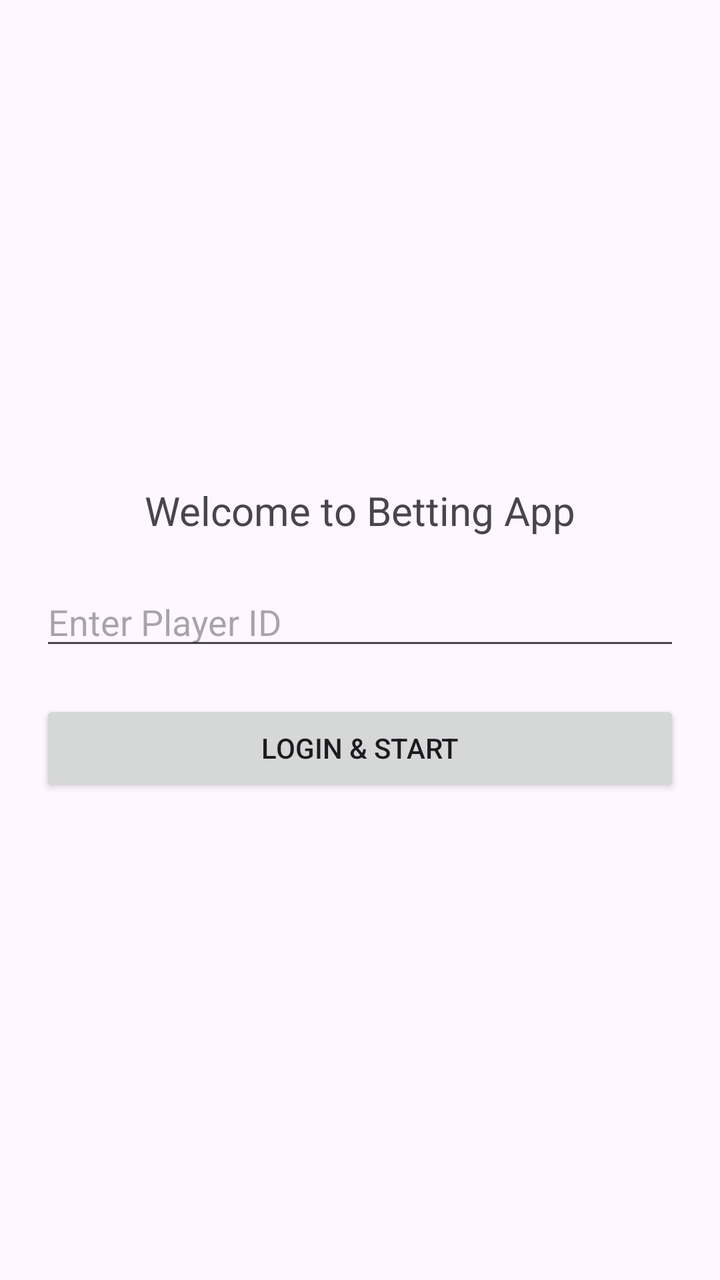
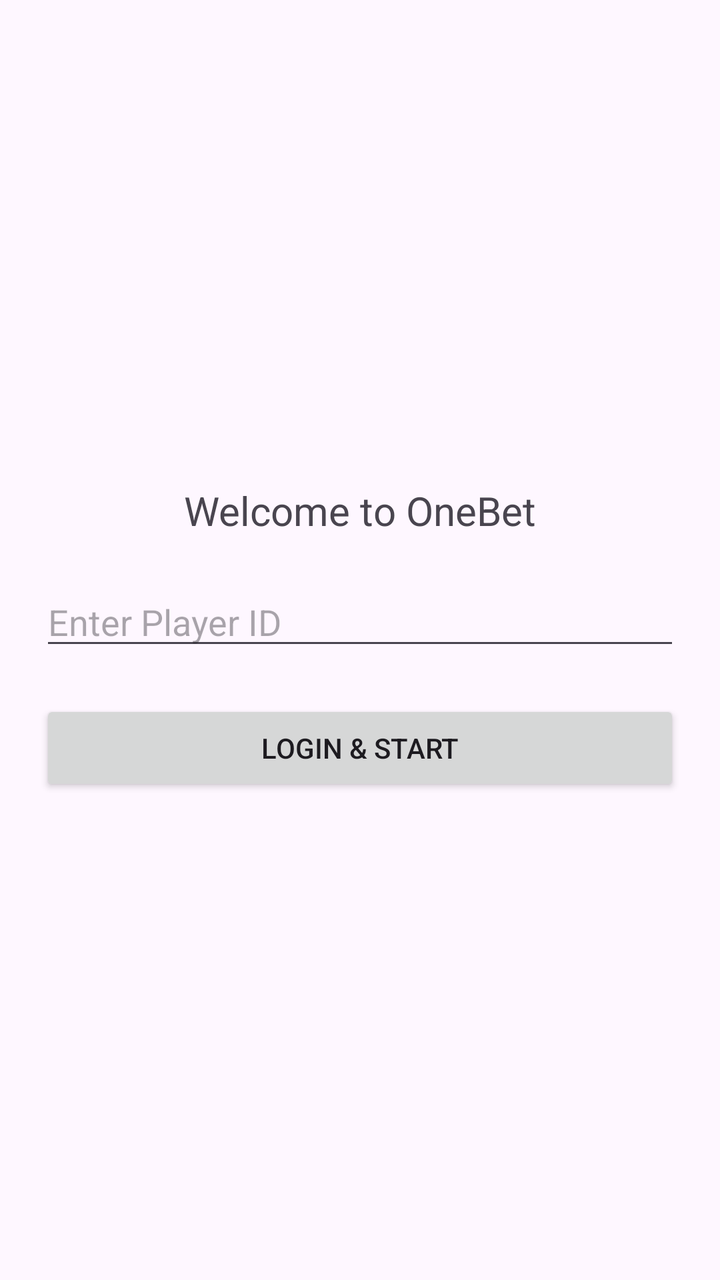

The first picture is an Android layout as it rendered before a commit; the second is the same layout after the commit. The layout source and the unified diff follow.
<!-- AndroidManifest.xml: application theme Theme.BettingClientApp -->
<!-- res/layout/activity_main.xml -->
<?xml version="1.0" encoding="utf-8"?>
<LinearLayout xmlns:android="http://schemas.android.com/apk/res/android"
    android:layout_width="match_parent"
    android:layout_height="match_parent"
    android:orientation="vertical"
    android:padding="20dp"
    android:gravity="center">

    <TextView
        android:layout_width="wrap_content"
        android:layout_height="wrap_content"
        android:text="Welcome to Betting App"
        android:textSize="20sp"
        android:layout_marginBottom="20dp"/>

    <EditText
        android:id="@+id/etPlayerId"
        android:layout_width="match_parent"
        android:layout_height="wrap_content"
        android:hint="Enter Player ID"
        android:inputType="text" />

    <Button
        android:id="@+id/btnConnect"
        android:layout_width="match_parent"
        android:layout_height="wrap_content"
        android:text="Login &amp; Start"
        android:layout_marginTop="20dp"/>

</LinearLayout>
<!-- resources referenced by this layout -->
<resources>
  <style name="Theme.BettingClientApp" parent="Base.Theme.BettingClientApp" />
  <style name="Base.Theme.BettingClientApp" parent="Theme.Material3.DayNight.NoActionBar">
          
          
      </style>
</resources>

<!-- the commit's change to res/layout/activity_main.xml (unified diff, before → after) -->
@@ -9,7 +9,7 @@
     <TextView
         android:layout_width="wrap_content"
         android:layout_height="wrap_content"
-        android:text="Welcome to Betting App"
+        android:text="Welcome to OneBet"
         android:textSize="20sp"
         android:layout_marginBottom="20dp"/>
 
